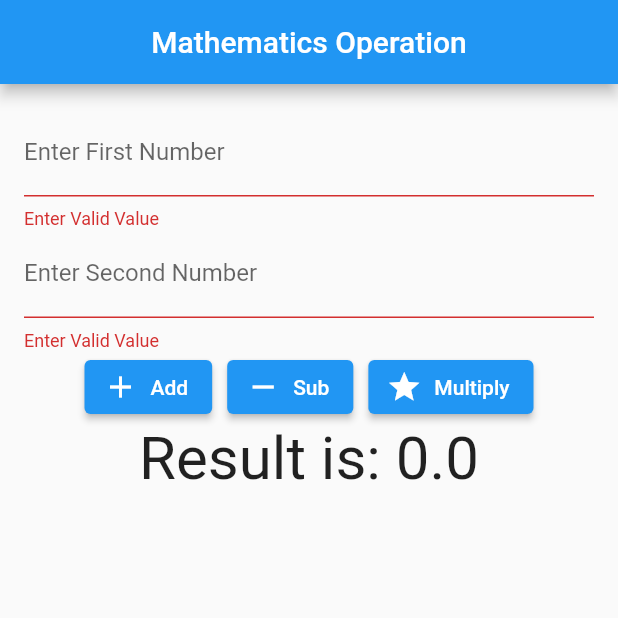
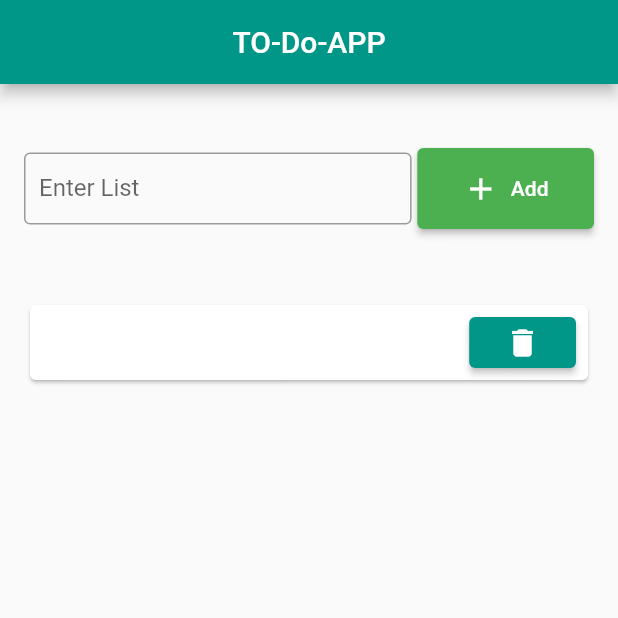
Before and after one commit to Shahadat102099/digital_tasbiah, a Flutter app: the screen it shows after launch, after a tap on "Add", on a phone screen of 412 x 824 dp, the top half of it. Run offline on Flutter 3.47's test engine with Material 2 defaults, Android fonts, the phone set to English and light mode, and no system bars.

Commit message:
TODO APP DONE

```diff
--- a/lib/main.dart
+++ b/lib/main.dart
@@ -1,4 +1,4 @@
-
+import 'package:digital_tasbiah/style.dart';
 import 'package:flutter/cupertino.dart';
 import 'package:flutter/material.dart';
 
@@ -10,7 +10,15 @@ class MyApp extends StatelessWidget{
 
   @override
   Widget build(BuildContext context) {
-    return const MaterialApp(home: HomePage(),);
+    return MaterialApp(
+      debugShowCheckedModeBanner: false,
+      title: "To Do App",
+      theme: ThemeData(
+        primarySwatch: Colors.teal,
+
+      ),
+
+      home: HomePage(),);
   }
 }
 class HomePage extends StatefulWidget {
@@ -21,98 +29,78 @@ class HomePage extends StatefulWidget {
 }
 
 class _HomePageState extends State<HomePage> {
-  TextEditingController _fieldoneTEcontroller = TextEditingController();
-  TextEditingController _fieldtwoTEcontroller = TextEditingController();
-  GlobalKey <FormState> _formkey = GlobalKey<FormState>();
-
-  double result = 0;
+  List TodoList= [];
+  String Item ="";
+  MyInputOnChange(content){
+    Item = content;
+  }
+  AddItem(){
+    setState(() {
+      TodoList.add({"Item": Item});
+    });
+  }
+  DeleteItem(index){
+    setState(() {
+      TodoList.removeAt(index);
+    });
+  }
 
   @override
   Widget build(BuildContext context) {
     return Scaffold(
       appBar: AppBar(
-          title: Text("Mathematics Operation"),
+        title: const Text("TO-Do-APP"),
         centerTitle: true,
       ),
-        body: Form(
-          key: _formkey,
-          child: Padding(
+      body: Container(
         padding: const EdgeInsets.all(16),
         child: Column(
           children: [
-                TextFormField(
-                    keyboardType: TextInputType.number,
-                    controller: _fieldoneTEcontroller,
-                    decoration: const InputDecoration(
-                      label: Text("Enter First Number"),
-                    ),
-                    validator: (String ? value) {
-                      if (value?.isEmpty ?? true) {
-                        return "Enter Valid Value";
-                      }
-                      return null;
-                    }
-                ),
-                TextFormField(
-                  controller: _fieldtwoTEcontroller,
-                  keyboardType: TextInputType.number,
-                  decoration: const InputDecoration(
-                    label: Text("Enter Second Number"),
-                  ),
-                  validator: (String ? value) {
-                    if (value?.isEmpty ?? true) {
-                      return "Enter Valid Value";
-                    }
-                    return null;
-                  },
-                ),
-                Row(
+            Expanded(
+                flex: 15,
+                child: Row(
                   mainAxisAlignment: MainAxisAlignment.center,
                   children: [
-                    ElevatedButton.icon(onPressed: () {
-                      if (_formkey.currentState!.validate()) {
-                        double firstNumber = double.parse(_fieldoneTEcontroller
-                            .text.trim());
-                        double secondNumber = double.parse(_fieldtwoTEcontroller
-                            .text.trim());
-                        result = firstNumber + secondNumber;
-                        setState(() {});
+                    Expanded(
+                      flex:68,
+                        child: TextFormField(onChanged:(content){MyInputOnChange(content);}, decoration: AppInputDecoration("Enter List"),)),
+                    Expanded(
+                      flex: 1,
+                        child:SizedBox() ),
+
+                    Expanded(flex:31,
+                        child: ElevatedButton.icon(onPressed: (){AddItem();}, icon: Icon(Icons.add), label: Text("Add"), style: AppButtonStyle(),)),
+                  ],
+
+            )),
+            SizedBox(height: 20,),
+            Expanded(
+                flex: 85,
+                child: ListView.builder(
+                    itemCount: TodoList.length,
+                    itemBuilder: (context, index){
+                      return Card(
+
+                        child: Sizebox50(
+                          Row(
+                            children: [
+                              Expanded(
+                                  flex:80,
+                                  child: Text(TodoList[index]['Item'].toString())),
+                              Expanded(
+                                  flex: 20,
+                                  child: ElevatedButton(onPressed: (){DeleteItem(index);},child: Icon(Icons.delete),)),
+                            ],
+                          )
+                        ),
+
+                      );
                     }
-                    }, icon: Icon(Icons.add), label: Text("Add"),),
-                    const SizedBox(width: 10,),
-                    ElevatedButton.icon(onPressed: (){
-                      if (_formkey.currentState!.validate()) {
-                      double firstNumber = double.parse(_fieldoneTEcontroller
-                          .text.trim());
-                      double secondNumber = double.parse(_fieldtwoTEcontroller
-                          .text.trim());
-                      result = firstNumber - secondNumber;
-                      setState(() {});
-                    }
-
-
-                    }, icon: const Icon(Icons.remove),label: Text("Sub"),),
-
-                    const SizedBox(width: 10,),
-                    ElevatedButton.icon(onPressed: (){
-                      if (_formkey.currentState!.validate()) {
-                        double firstNumber = double.parse(_fieldoneTEcontroller
-                            .text.trim());
-                        double secondNumber = double.parse(_fieldtwoTEcontroller
-                            .text.trim());
-                        result = firstNumber * secondNumber;
-                        setState(() {});
-                      }
-
-
-                    }, icon: const Icon(Icons.star),label: const Text("Multiply"),)
-                  ],
-                ),
-                Text("Result is: $result", style: TextStyle(fontSize: 40,),),
+                    )
+            )
           ],
         ),
       ),
-        )
     );
   }
 }
--- /dev/null
+++ b/lib/style.dart
@@ -0,0 +1,31 @@
+import 'package:flutter/material.dart';
+
+InputDecoration AppInputDecoration(label){
+  return InputDecoration(
+    contentPadding:EdgeInsets.fromLTRB(10, 10, 30, 10),
+    border: OutlineInputBorder(),
+    labelText: label
+
+  );
+}
+
+ButtonStyle AppButtonStyle(){
+  return ElevatedButton.styleFrom(
+    padding: EdgeInsets.all(15),
+    backgroundColor: Colors.green,
+
+  );
+}
+SizedBox Sizebox50(child){
+  return SizedBox(
+    height: 50,
+    width: double.infinity,
+    child: Container(
+      alignment: Alignment.center,
+      padding: EdgeInsets.all(8),
+      child: child,
+
+    ),
+
+  );
+}
```
Lines whose indentation alone changed are shown as unchanged.
